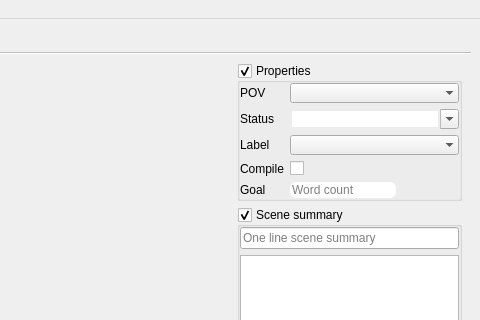
Old version of the form src/ui/mainWindow.ui in the repository olivierkes/manuskript; both pictures show x 623 to 1103 and y 0 to 320 of the 1103 by 809 pixel window.
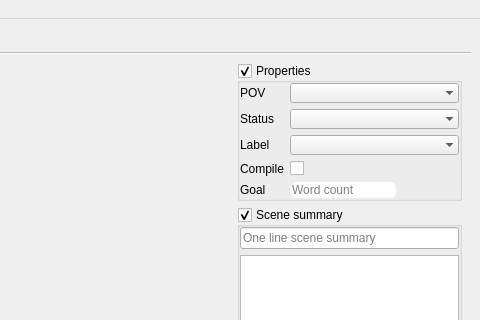
New version of the form. Icons and pictures are not drawn. Custom widgets are drawn as their Qt base class.

```diff
--- a/src/ui/mainWindow.ui
+++ b/src/ui/mainWindow.ui
@@ -1879,9 +1879,6 @@
                     <verstretch>0</verstretch>
                    </sizepolicy>
                   </property>
-                  <property name="editable">
-                   <bool>true</bool>
-                  </property>
                   <property name="frame">
                    <bool>false</bool>
                   </property>
```
Left out of the diff: 3 changed lines with no effect on the pictures.
